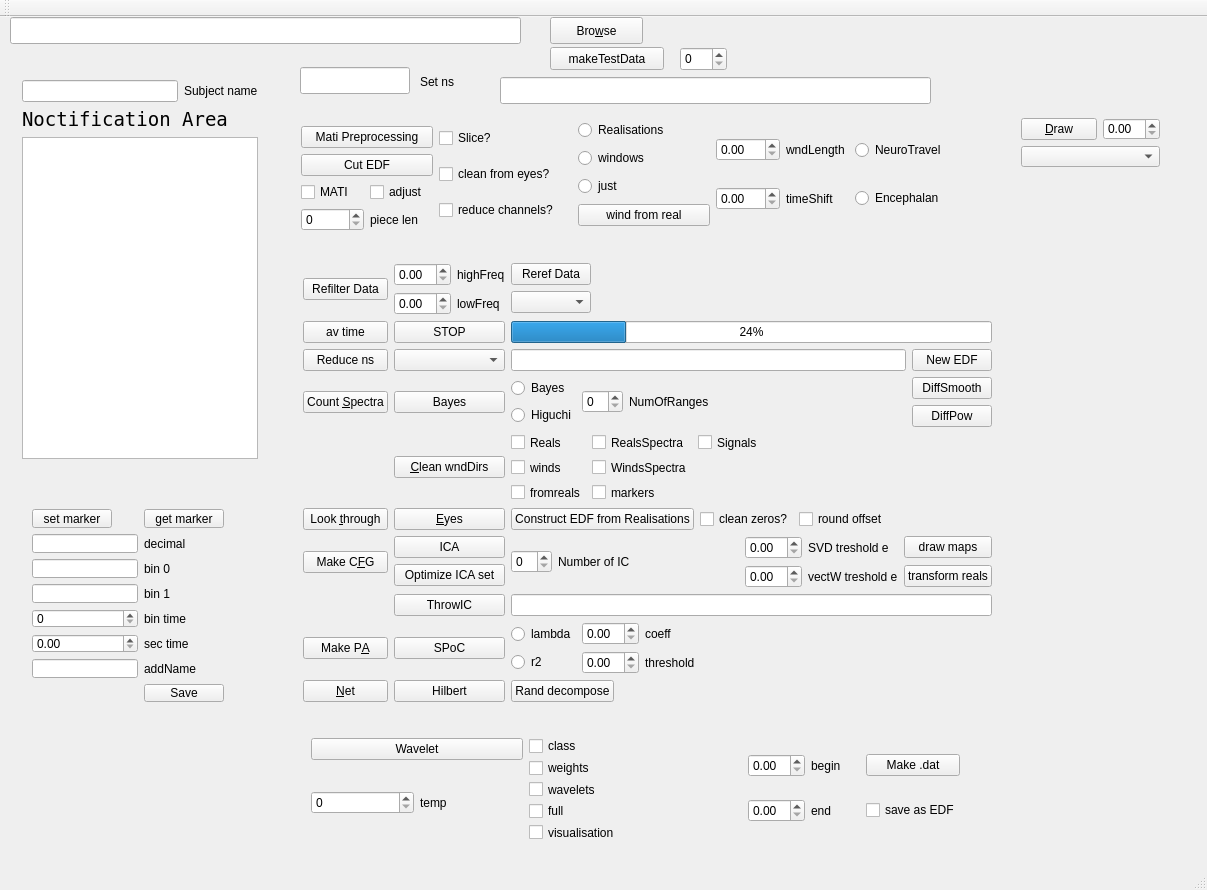
ArtfulVampire/SecondGUIrepo, file mainwindow.ui: the form before one commit.
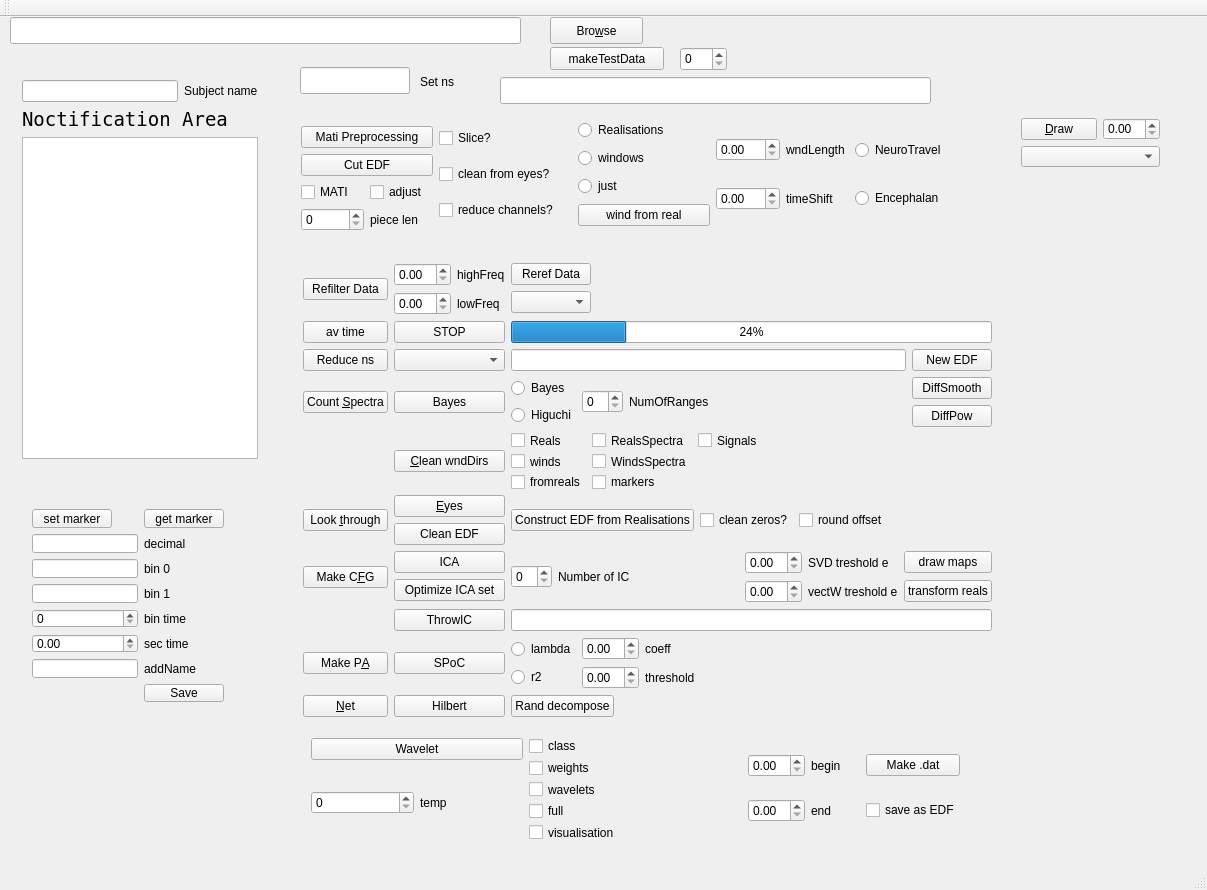
The form after the commit.

The edit to the form file:
```diff
--- a/mainwindow.ui
+++ b/mainwindow.ui
@@ -568,7 +568,7 @@
       <x>292</x>
       <y>235</y>
       <width>711</width>
-      <height>461</height>
+      <height>476</height>
      </rect>
     </property>
     <layout class="QGridLayout" name="gridLayout_7">
@@ -774,13 +774,6 @@
        </property>
       </widget>
      </item>
-     <item row="5" column="1">
-      <widget class="QPushButton" name="eyesButton">
-       <property name="text">
-        <string>&amp;Eyes</string>
-       </property>
-      </widget>
-     </item>
      <item row="5" column="2">
       <layout class="QHBoxLayout" name="horizontalLayout_4">
        <item>
@@ -1133,6 +1126,24 @@
        </item>
       </layout>
      </item>
+     <item row="5" column="1">
+      <layout class="QVBoxLayout" name="verticalLayout_17">
+       <item>
+        <widget class="QPushButton" name="eyesButton">
+         <property name="text">
+          <string>&amp;Eyes</string>
+         </property>
+        </widget>
+       </item>
+       <item>
+        <widget class="QPushButton" name="cleanEdfFromEyesButton">
+         <property name="text">
+          <string>Clean EDF</string>
+         </property>
+        </widget>
+       </item>
+      </layout>
+     </item>
     </layout>
    </widget>
    <widget class="QLineEdit" name="fileMarkersLineEdit">
```
Left out of the diff: 2 changed lines with no effect on the pictures.
